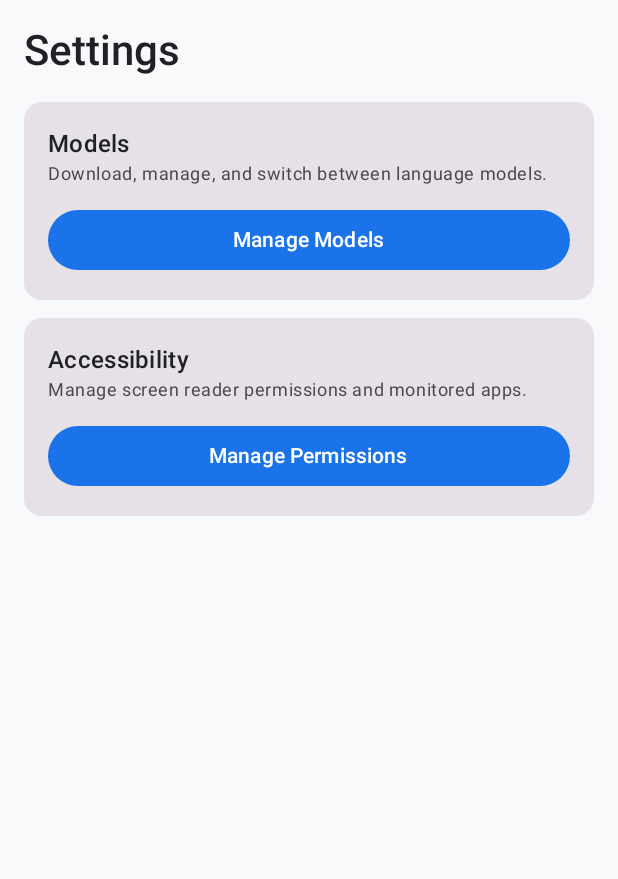
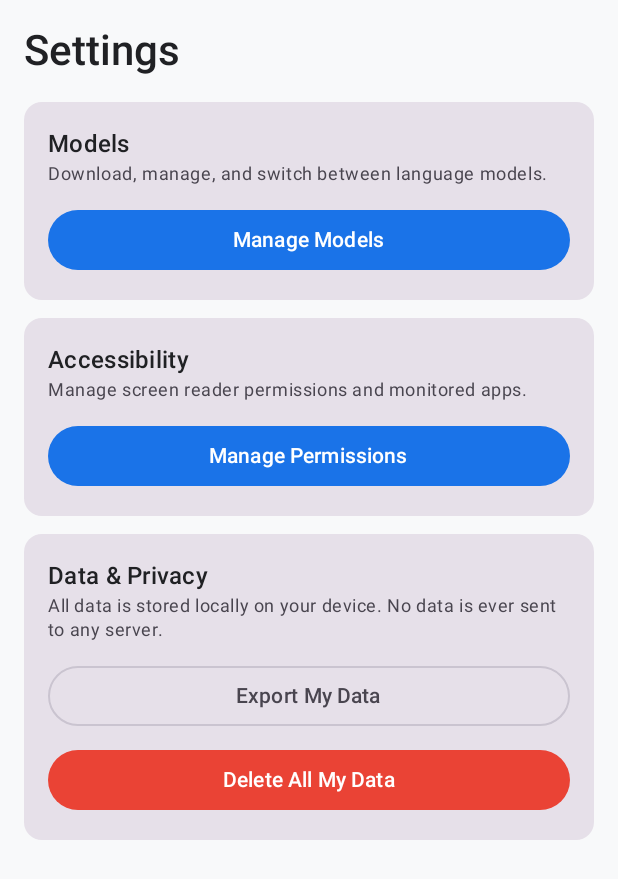
Before and after one commit to dankphael/finance-slm, an Android app built with Jetpack Compose: the composable SettingsTab shown on its own in the app's theme, on a phone screen of 412 x 824 dp. Shown: the top 879 px of the screen. Run offline under Robolectric (Android 15) with nearby library versions, the light colour scheme and no system bars; 2 statements that could not run were skipped.

Commit message:
Data & Privacy UI: export data, delete all data, CI/CD workflow

```diff
--- a/androidApp/src/main/java/com/habibi/financeslm/android/ui/screens/home/HomeScreen.kt
+++ b/androidApp/src/main/java/com/habibi/financeslm/android/ui/screens/home/HomeScreen.kt
@@ -447,8 +447,12 @@ private fun LoraCard(
 private fun SettingsTab(
     modifier: Modifier = Modifier,
     onModelManagement: () -> Unit = {},
-    onPermissionsManagement: () -> Unit = {}
+    onPermissionsManagement: () -> Unit = {},
+    onExportData: () -> Unit = {},
+    onDeleteAllData: () -> Unit = {}
 ) {
+    var showDeleteConfirmation by remember { mutableStateOf(false) }
+
     Column(modifier = modifier.fillMaxSize().padding(16.dp)) {
         Text(
             "Settings",
@@ -488,5 +492,53 @@ private fun SettingsTab(
                 }
             }
         }
+
+        Spacer(modifier = Modifier.height(12.dp))
+
+        Card(modifier = Modifier.fillMaxWidth()) {
+            Column(modifier = Modifier.padding(16.dp)) {
+                Text("Data & Privacy", style = MaterialTheme.typography.titleMedium)
+                Text(
+                    "All data is stored locally on your device. No data is ever sent to any server.",
+                    style = MaterialTheme.typography.bodySmall,
+                    color = MaterialTheme.colorScheme.onSurfaceVariant
+                )
+                Spacer(modifier = Modifier.height(12.dp))
+                OutlinedButton(onClick = onExportData, modifier = Modifier.fillMaxWidth()) {
+                    Text("Export My Data")
+                }
+                Spacer(modifier = Modifier.height(8.dp))
+                Button(
+                    onClick = { showDeleteConfirmation = true },
+                    modifier = Modifier.fillMaxWidth(),
+                    colors = ButtonDefaults.buttonColors(
+                        containerColor = MaterialTheme.colorScheme.error
+                    )
+                ) {
+                    Text("Delete All My Data")
+                }
+            }
+        }
+    }
+
+    if (showDeleteConfirmation) {
+        AlertDialog(
+            onDismissRequest = { showDeleteConfirmation = false },
+            title = { Text("Delete All Data?") },
+            text = { Text("This will permanently delete all your insights and screen data. This action cannot be undone.") },
+            confirmButton = {
+                TextButton(onClick = {
+                    onDeleteAllData()
+                    showDeleteConfirmation = false
+                }) {
+                    Text("Delete", color = MaterialTheme.colorScheme.error)
+                }
+            },
+            dismissButton = {
+                TextButton(onClick = { showDeleteConfirmation = false }) {
+                    Text("Cancel")
+                }
+            }
+        )
     }
 }
```
Also changed, not shown: androidApp/src/main/java/com/habibi/financeslm/android/ui/navigation/AppNavGraph.kt (+25 -1 lines).
